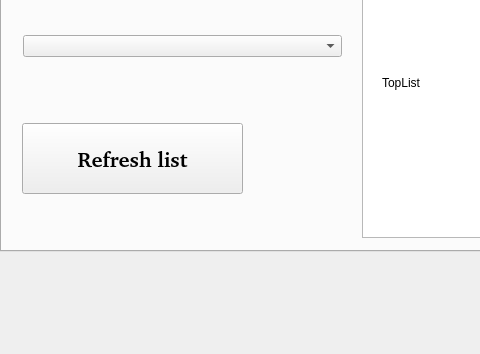
Above: Client/carmainwindow.ui from ArtemD/SpeedFreak before the change; both pictures show x 0 to 480 and y 126 to 480 of the 800 by 480 pixel window. Below: the same form after it.
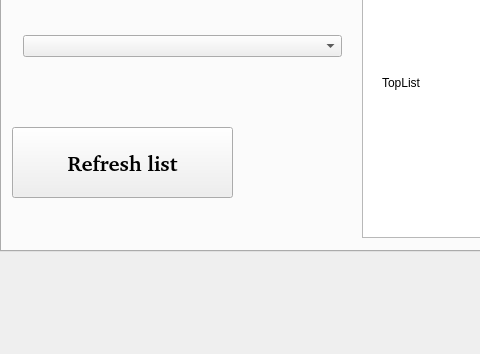
That is the form after the change. The open tabs and pages were chosen to show the change.

Commit message: Top-tab's refresh button changed place.

```diff
--- a/Client/carmainwindow.ui
+++ b/Client/carmainwindow.ui
@@ -132,8 +132,8 @@
      <widget class="QPushButton" name="buttonTopRefresh">
       <property name="geometry">
        <rect>
-        <x>20</x>
-        <y>206</y>
+        <x>10</x>
+        <y>210</y>
         <width>221</width>
         <height>71</height>
        </rect>
```
Left out of the diff: 2 changed lines with no effect on the pictures.
